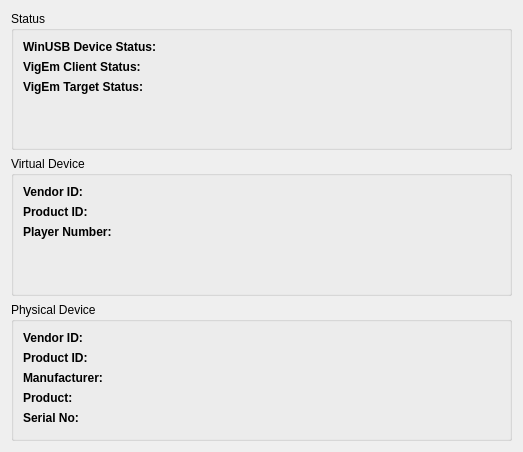
Before: the Qt Designer form XBOFS.win.qt5/WinUsbDeviceWidget.ui in OOPMan/XBOFS.win, drawn with Qt 5.
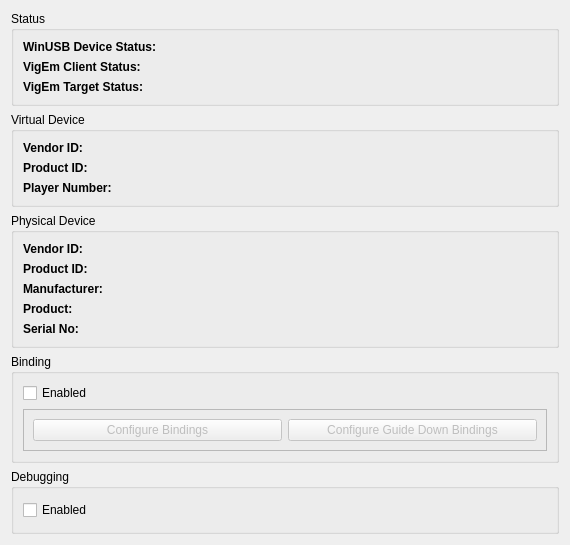
After: the same form once the commit is applied.

```diff
--- a/XBOFS.win.qt5/WinUsbDeviceWidget.ui
+++ b/XBOFS.win.qt5/WinUsbDeviceWidget.ui
@@ -6,8 +6,8 @@
    <rect>
     <x>0</x>
     <y>0</y>
-    <width>523</width>
-    <height>452</height>
+    <width>570</width>
+    <height>545</height>
    </rect>
   </property>
   <property name="windowTitle">
@@ -201,6 +201,73 @@
      </layout>
     </widget>
    </item>
+   <item>
+    <widget class="QGroupBox" name="bindingGroupBox">
+     <property name="title">
+      <string>Binding</string>
+     </property>
+     <layout class="QVBoxLayout" name="verticalLayout_2">
+      <item>
+       <widget class="QCheckBox" name="controlReindingEnabledConfigurationCheckBox">
+        <property name="text">
+         <string>Enabled</string>
+        </property>
+       </widget>
+      </item>
+      <item>
+       <widget class="QFrame" name="configureBindingsButtonsFrame">
+        <property name="enabled">
+         <bool>false</bool>
+        </property>
+        <property name="frameShape">
+         <enum>QFrame::StyledPanel</enum>
+        </property>
+        <property name="frameShadow">
+         <enum>QFrame::Raised</enum>
+        </property>
+        <layout class="QHBoxLayout" name="horizontalLayout">
+         <item>
+          <widget class="QPushButton" name="configureBindingsButton">
+           <property name="enabled">
+            <bool>false</bool>
+           </property>
+           <property name="text">
+            <string>Configure Bindings</string>
+           </property>
+          </widget>
+         </item>
+         <item>
+          <widget class="QPushButton" name="configureGuideDownBindingsButton">
+           <property name="enabled">
+            <bool>false</bool>
+           </property>
+           <property name="text">
+            <string>Configure Guide Down Bindings</string>
+           </property>
+          </widget>
+         </item>
+        </layout>
+       </widget>
+      </item>
+     </layout>
+    </widget>
+   </item>
+   <item>
+    <widget class="QGroupBox" name="debugGroupBox">
+     <property name="title">
+      <string>Debugging</string>
+     </property>
+     <layout class="QVBoxLayout" name="verticalLayout_3">
+      <item>
+       <widget class="QCheckBox" name="debuggingEnabledCheckBox">
+        <property name="text">
+         <string>Enabled</string>
+        </property>
+       </widget>
+      </item>
+     </layout>
+    </widget>
+   </item>
   </layout>
  </widget>
  <resources/>
```
